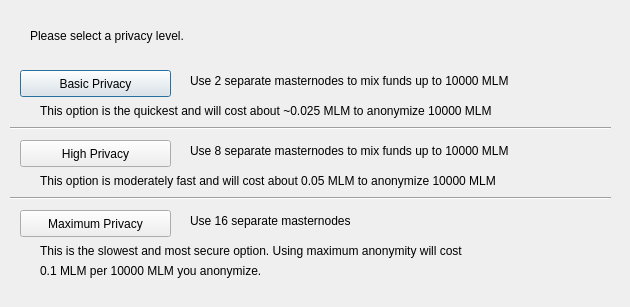
Above: src/qt/forms/obfuscationconfig.ui from MKTCOIN-PROJECT/mktcoin before the change. Below: the same form after it.
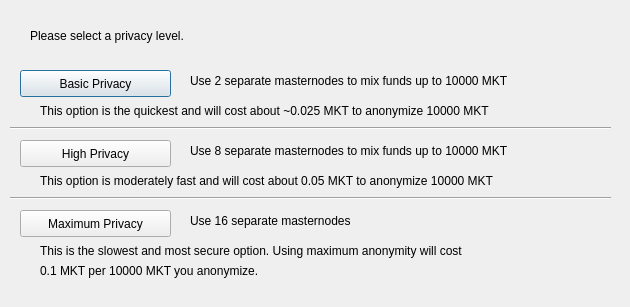
That is the form after the change.

Diff of the .ui file:
```diff
--- a/src/qt/forms/obfuscationconfig.ui
+++ b/src/qt/forms/obfuscationconfig.ui
@@ -75,7 +75,7 @@
     </rect>
    </property>
    <property name="text">
-    <string>Use 2 separate masternodes to mix funds up to 10000 MLM</string>
+    <string>Use 2 separate masternodes to mix funds up to 10000 MKT</string>
    </property>
   </widget>
   <widget class="QLabel" name="label_3">
@@ -88,7 +88,7 @@
     </rect>
    </property>
    <property name="text">
-    <string>Use 8 separate masternodes to mix funds up to 10000 MLM</string>
+    <string>Use 8 separate masternodes to mix funds up to 10000 MKT</string>
    </property>
   </widget>
   <widget class="QLabel" name="label_4">
@@ -114,7 +114,7 @@
     </rect>
    </property>
    <property name="text">
-    <string>This option is the quickest and will cost about ~0.025 MLM to anonymize 10000 MLM</string>
+    <string>This option is the quickest and will cost about ~0.025 MKT to anonymize 10000 MKT</string>
    </property>
   </widget>
   <widget class="QLabel" name="label_7">
@@ -127,7 +127,7 @@
     </rect>
    </property>
    <property name="text">
-    <string>This option is moderately fast and will cost about 0.05 MLM to anonymize 10000 MLM</string>
+    <string>This option is moderately fast and will cost about 0.05 MKT to anonymize 10000 MKT</string>
    </property>
   </widget>
   <widget class="QLabel" name="label_8">
@@ -153,7 +153,7 @@
     </rect>
    </property>
    <property name="text">
-    <string>0.1 MLM per 10000 MLM you anonymize.</string>
+    <string>0.1 MKT per 10000 MKT you anonymize.</string>
    </property>
   </widget>
   <widget class="Line" name="line">
```
